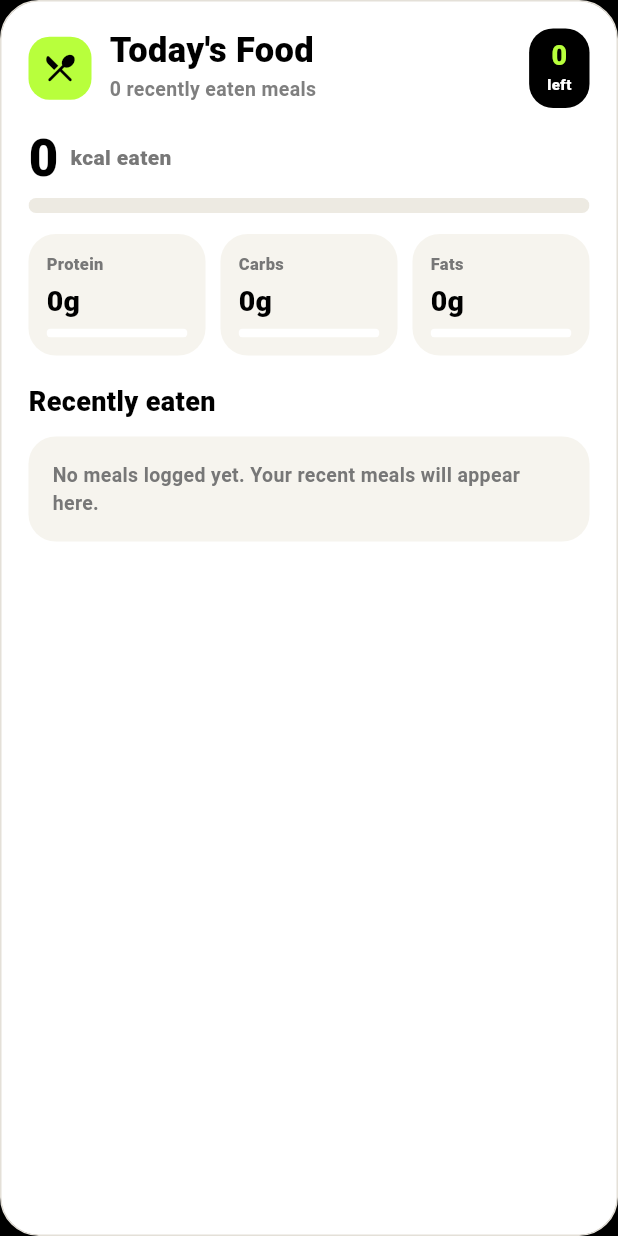
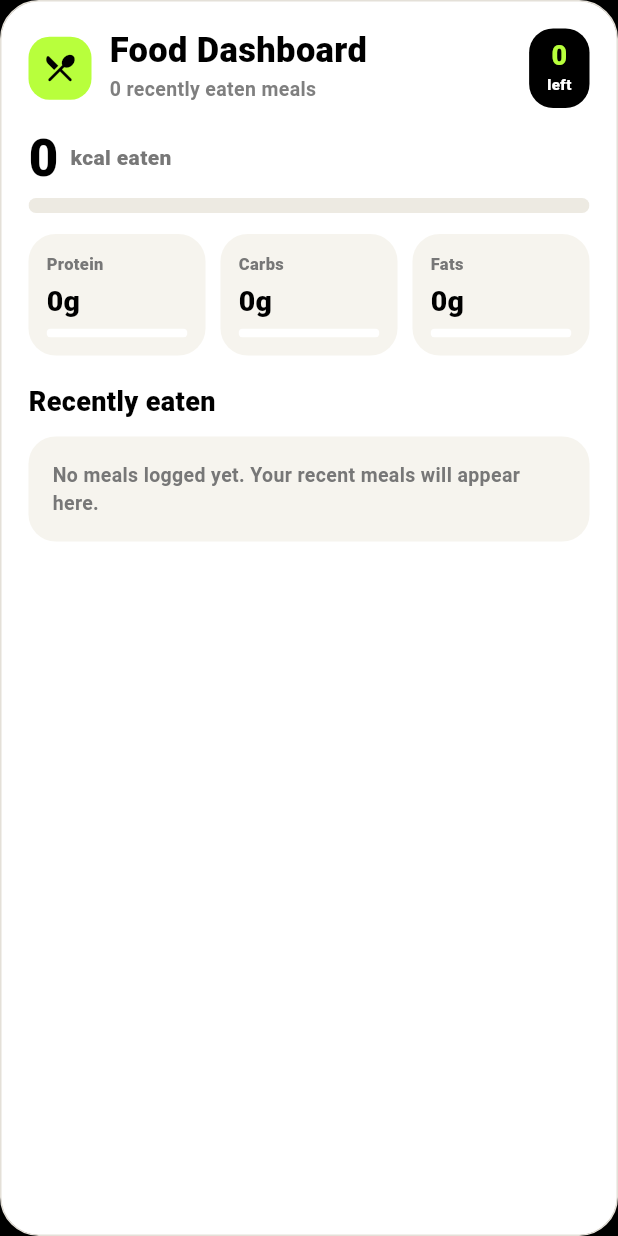
Before and after one commit to angela20241009-code/NutriLens, a Flutter app: the _TodaysFoodDashboard widget shown alone on an empty page, opened directly with empty values, on a phone screen of 412 x 824 dp. Run offline on Flutter 3.47's test engine with Material 3 defaults, Android fonts, the phone set to English and light mode, and no system bars; our stand-ins replace cloud_firestore, firebase_auth, firebase_core, flutter_dotenv, image_picker, timezone; accounts and stored records are empty; generated files the repository leaves out were written again.

Commit message:
Fix meal dashboard today detection

```diff
--- a/lib/features/meals/meals_screen.dart
+++ b/lib/features/meals/meals_screen.dart
@@ -433,6 +433,7 @@ class _MealsScreenState extends State<MealsScreen> {
                     const SizedBox(height: 18),
                     _TodaysFoodDashboard(
                       selectedDate: _selectedDate,
+                      isToday: DateUtils.isSameDay(_selectedDate, _today),
                       targets: _profile?.dailyTargets,
                       summary: _dailySummary,
                       loggedMeals: _loggedMeals,
@@ -476,10 +477,7 @@ class _MealsScreenState extends State<MealsScreen> {
 }
 
 class _FoodDashboardData {
-  const _FoodDashboardData({
-    required this.summary,
-    required this.loggedMeals,
-  });
+  const _FoodDashboardData({required this.summary, required this.loggedMeals});
 
   final DailySummary summary;
   final List<Meal> loggedMeals;
@@ -488,6 +486,7 @@ class _FoodDashboardData {
 class _TodaysFoodDashboard extends StatelessWidget {
   const _TodaysFoodDashboard({
     required this.selectedDate,
+    required this.isToday,
     required this.targets,
     required this.summary,
     required this.loggedMeals,
@@ -495,12 +494,11 @@ class _TodaysFoodDashboard extends StatelessWidget {
   });
 
   final DateTime selectedDate;
+  final bool isToday;
   final DailyTargets? targets;
   final DailySummary? summary;
   final List<Meal> loggedMeals;
   final bool loading;
-
-  bool get _isToday => DateUtils.isSameDay(selectedDate, DateTime.now());
 
   @override
   Widget build(BuildContext context) {
@@ -553,7 +551,7 @@ class _TodaysFoodDashboard extends StatelessWidget {
                         crossAxisAlignment: CrossAxisAlignment.start,
                         children: [
                           Text(
-                            _isToday ? "Today's Food" : 'Food Dashboard',
+                            isToday ? "Today's Food" : 'Food Dashboard',
                             style: const TextStyle(
                               fontSize: 23,
                               height: 1,
```
